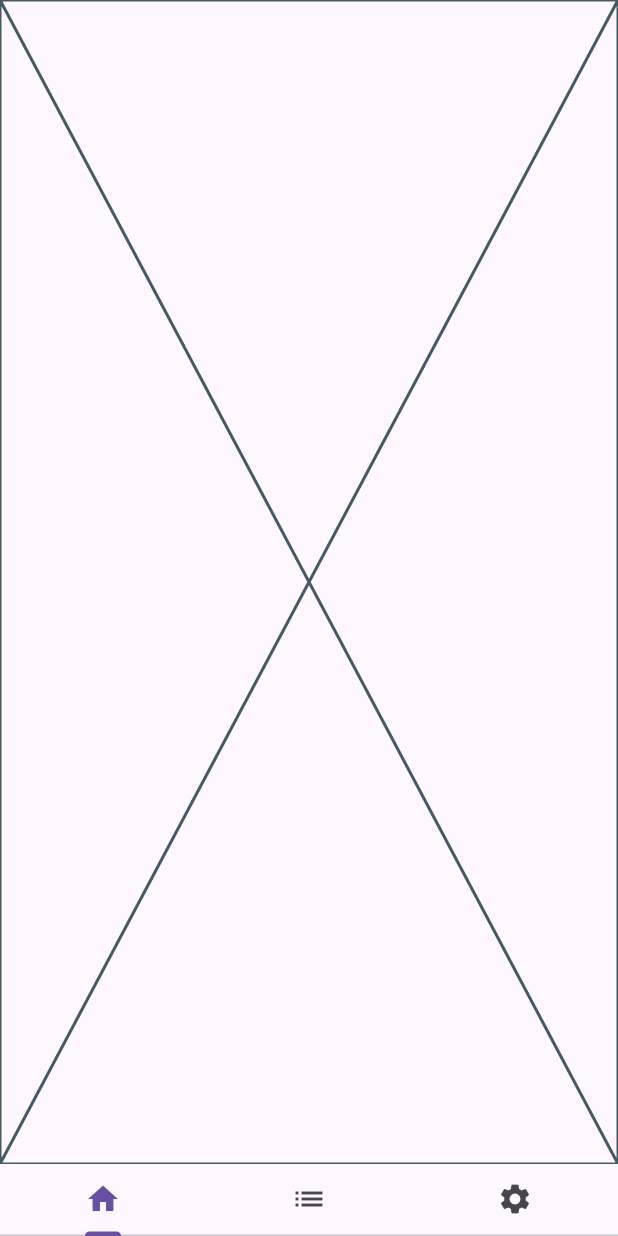
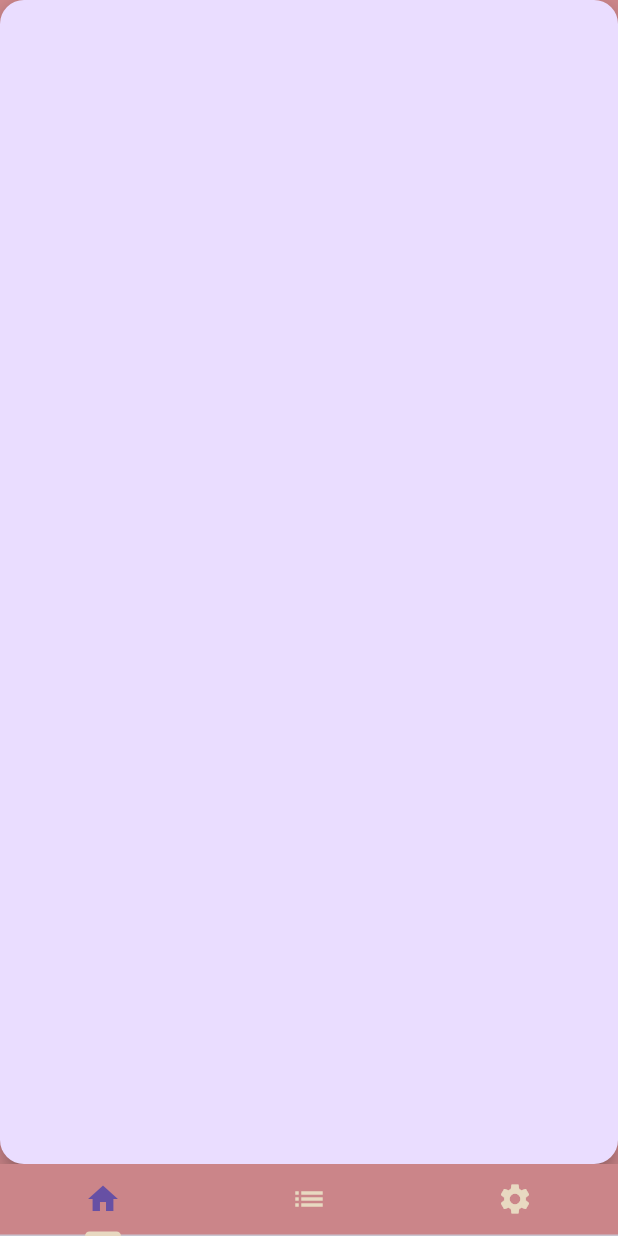
Before and after one commit to jahnvidave04/ShieldHer, a Flutter app: the screen it shows after launch, on a phone screen of 412 x 824 dp. Run offline on Flutter 3.47's test engine with Material 3 defaults, Android fonts, the light colour scheme and no system bars.

Commit message:
home navigation bar colour changes

```diff
--- a/shieldher/lib/home.dart
+++ b/shieldher/lib/home.dart
@@ -1,6 +1,9 @@
 import 'package:flutter/material.dart';
+import 'package:shieldher/hometab.dart';
 
 class HomePage extends StatelessWidget {
+  const HomePage({super.key});
+
   @override
   Widget build(BuildContext context) {
     return const DefaultTabController(
@@ -8,18 +11,21 @@
       child: Scaffold(
         body: TabBarView(
           children: [
+            // Placeholder(),
+            HomeTab(),
             Placeholder(),
             Placeholder(),
-            Placeholder(),
-            // new HomePage(),
-            // new ContactList(),
-            // new EditPage(),
+            // HomeTab(
+            // ),
+            // ContactsTab(),
+            // SettingsTab(),
           ],
         ),
         bottomNavigationBar: TabBar(
             tabs: [
               Tab(
                 icon: Icon(Icons.home),
+
               ),
               Tab(
                 icon: Icon(Icons.list),
@@ -28,8 +34,28 @@
                 icon: Icon(Icons.settings),
               ),
             ],
+            indicatorColor: Color.fromARGB(255, 232, 217, 193),
+            unselectedLabelColor: Color.fromARGB(255, 232, 217, 193),
+
         ),
+        backgroundColor: Color.fromARGB(255, 203, 133, 137),
       ),
     );
   }
 }
+
+class HomeTab extends StatelessWidget {
+  const HomeTab({super.key});
+
+
+  @override
+  Widget build(BuildContext context) {
+    return Container(
+      color: const Color.fromARGB(255, 203, 133, 137),
+      child: FloatingActionButton(
+        onPressed: () {}
+
+      ),
+    );
+  }
+}
```
